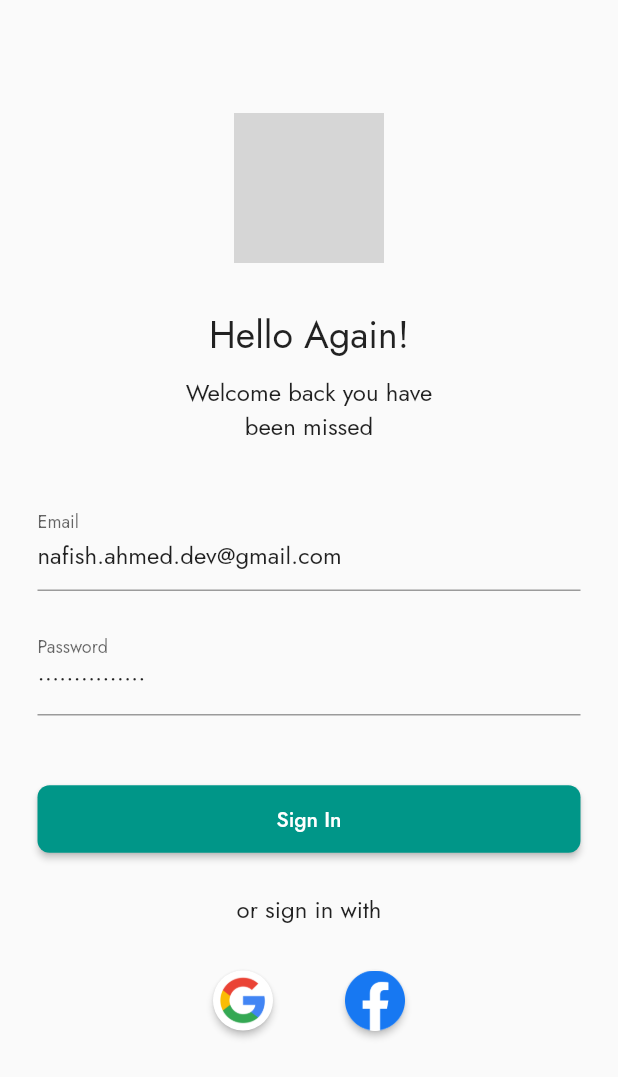
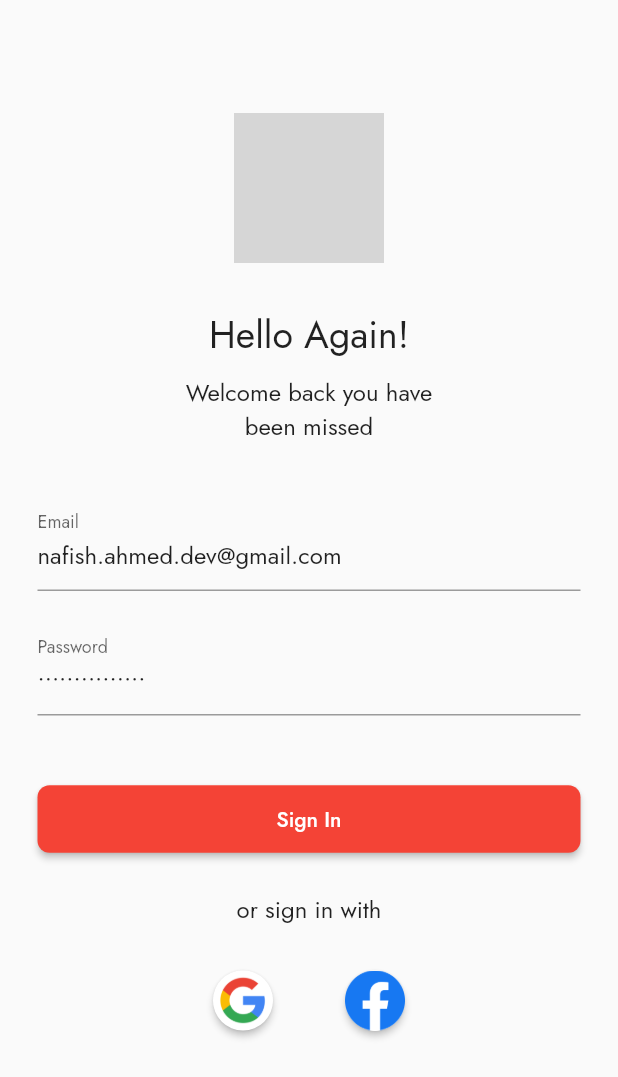
Before and after one commit to nafishahmeddev/mbf, a Flutter app: the screen it shows after launch, on a phone screen of 412 x 824 dp. Shown: the top 1077 px of the screen. Run offline on Flutter 3.47's test engine with Material 2 defaults, Android fonts, the light colour scheme and no system bars; our stand-ins replace firebase_auth, firebase_core, google_sign_in, socket_io_client; missing offline and left inert: flutter_facebook_auth; accounts and stored records are empty; network calls fail; grey boxes are pictures that could not be loaded.

Commit message:
UI Update

```diff
--- a/lib/main.dart
+++ b/lib/main.dart
@@ -33,14 +33,13 @@ class App extends StatelessWidget {
           return MaterialApp(
             title: 'MBF',
             theme: ThemeData(
-                primarySwatch: Colors.teal,
+                primarySwatch: Colors.red,
                 fontFamily: 'Jost'
             ),
               darkTheme: ThemeData(
                 brightness: Brightness.dark,
-                  primarySwatch: Colors.teal,
+                  primarySwatch: Colors.red,
                   fontFamily: 'Jost'
-                /* dark theme settings */
               ),
               themeMode: ThemeMode.system,
               home: entryWidget
```
